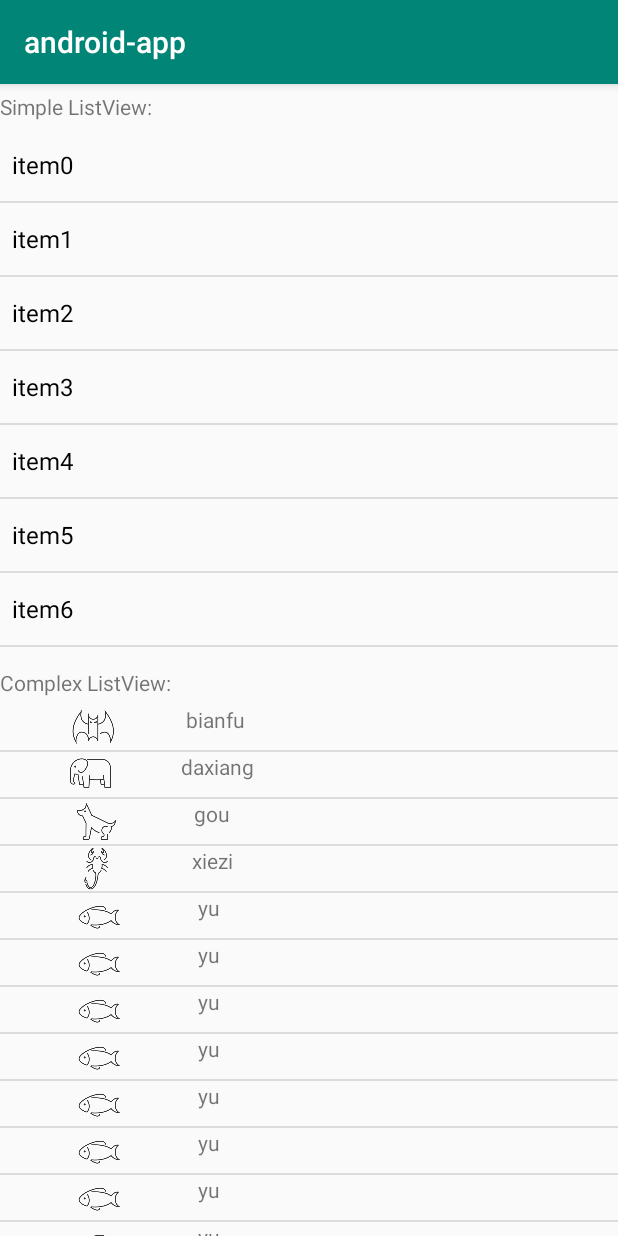
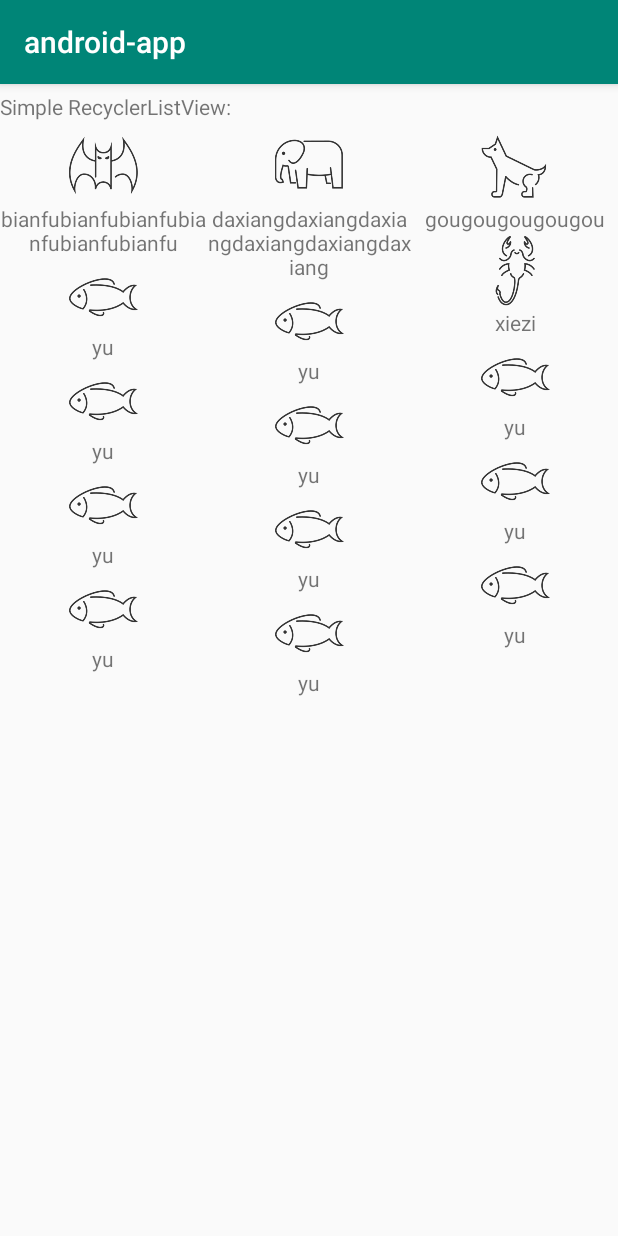
Before and after one commit to ganyanchuan1989/android-app, an Android app: the screen it shows after launch (ListViewDemo before the commit, RecyclerViewDemo after it), on a phone screen of 412 x 824 dp. Run offline under Robolectric (Android 15) with nearby library versions, the phone set to English and light mode, and no system bars.

Commit message:
RecyclerView

```diff
--- a/app/build.gradle
+++ b/app/build.gradle
@@ -1,12 +1,12 @@
 apply plugin: 'com.android.application'
 
 android {
-    compileSdkVersion 29
+    compileSdkVersion 28
     buildToolsVersion "29.0.0"
     defaultConfig {
         applicationId "com.ganxz.app"
         minSdkVersion 23
-        targetSdkVersion 29
+        targetSdkVersion 28
         versionCode 1
         versionName "1.0"
         testInstrumentationRunner "androidx.test.runner.AndroidJUnitRunner"
@@ -23,6 +23,7 @@ dependencies {
     implementation fileTree(dir: 'libs', include: ['*.jar'])
     implementation 'androidx.appcompat:appcompat:1.0.2'
     implementation 'androidx.constraintlayout:constraintlayout:1.1.3'
+    implementation 'com.android.support:recyclerview-v7:28.0.0'
     testImplementation 'junit:junit:4.12'
     androidTestImplementation 'androidx.test:runner:1.2.0'
     androidTestImplementation 'androidx.test.espresso:espresso-core:3.2.0'
--- /dev/null
+++ b/app/src/main/java/com/ganxz/app/recyclerview/AnimalAdapter.java
@@ -0,0 +1,53 @@
+package com.ganxz.app.recyclerview;
+
+import android.view.LayoutInflater;
+import android.view.View;
+import android.view.ViewGroup;
+import android.widget.ImageView;
+import android.widget.TextView;
+
+import androidx.annotation.NonNull;
+import androidx.recyclerview.widget.RecyclerView;
+
+import com.ganxz.app.R;
+import com.ganxz.app.listview.AnimalVo;
+
+import java.util.List;
+
+public class AnimalAdapter extends RecyclerView.Adapter<AnimalAdapter.ViewHolder> {
+
+    private List<AnimalVo> animalVos;
+    public AnimalAdapter(List<AnimalVo> animalVos) {
+        this.animalVos = animalVos;
+    }
+
+    @NonNull
+    @Override
+    public ViewHolder onCreateViewHolder(@NonNull ViewGroup parent, int viewType) {
+        View view = LayoutInflater.from(parent.getContext()).inflate(R.layout.complex_recycler_view_item, null, false);
+        ViewHolder holder = new ViewHolder(view);
+        return holder;
+    }
+
+    @Override
+    public void onBindViewHolder(@NonNull ViewHolder holder, int position) {
+        AnimalVo animalVo = animalVos.get(position);
+        holder.imageView.setImageResource(animalVo.getIconId());
+        holder.textView.setText(animalVo.getName());
+    }
+
+    @Override
+    public int getItemCount() {
+        return animalVos.size();
+    }
+
+    class ViewHolder extends RecyclerView.ViewHolder{
+        ImageView imageView;
+        TextView textView;
+        public ViewHolder(@NonNull View itemView) {
+            super(itemView);
+            imageView = (ImageView) itemView.findViewById(R.id.complex_item_image_view);
+            textView = (TextView) itemView.findViewById(R.id.complex_item_text_view);
+        }
+    }
+}
--- /dev/null
+++ b/app/src/main/java/com/ganxz/app/recyclerview/RecyclerViewDemo.java
@@ -0,0 +1,68 @@
+package com.ganxz.app.recyclerview;
+
+import android.os.Bundle;
+
+import androidx.appcompat.app.AppCompatActivity;
+import androidx.recyclerview.widget.DividerItemDecoration;
+import androidx.recyclerview.widget.LinearLayoutManager;
+import androidx.recyclerview.widget.RecyclerView;
+import androidx.recyclerview.widget.StaggeredGridLayoutManager;
+
+import com.ganxz.app.R;
+import com.ganxz.app.listview.AnimalVo;
+
+import java.util.ArrayList;
+import java.util.List;
+
+public class RecyclerViewDemo extends AppCompatActivity {
+
+    @Override
+    protected void onCreate(Bundle savedInstanceState) {
+        super.onCreate(savedInstanceState);
+        setContentView(R.layout.activity_recycler_view_demo);
+
+        complexListView();
+    }
+
+    private void complexListView() {
+        List<AnimalVo> animalList = fillAnimalList();
+        RecyclerView recyclerView = (RecyclerView) findViewById(R.id.simple_recycle_view);
+        // 增加分割线
+//        recyclerView.addItemDecoration(new DividerItemDecoration(this,DividerItemDecoration.VERTICAL));
+
+//        LinearLayoutManager linearLayoutManager = new LinearLayoutManager(this);
+        // 设置方向
+//        linearLayoutManager.setOrientation(LinearLayoutManager.HORIZONTAL);
+        StaggeredGridLayoutManager staggeredGridLayoutManager = new StaggeredGridLayoutManager(3, StaggeredGridLayoutManager.VERTICAL);
+        recyclerView.setLayoutManager(staggeredGridLayoutManager);
+        AnimalAdapter animalAdapter = new AnimalAdapter(animalList);
+        recyclerView.setAdapter(animalAdapter);
+
+    }
+
+    private List<AnimalVo> fillAnimalList() {
+        List<AnimalVo> animalList = new ArrayList<AnimalVo>();
+        AnimalVo bianfu = new AnimalVo("bianfubianfubianfubianfubianfubianfu", R.drawable.bianfu);
+        animalList.add(bianfu);
+
+        AnimalVo daxiang = new AnimalVo("daxiangdaxiangdaxiangdaxiangdaxiangdaxiang", R.drawable.daxiang);
+        animalList.add(daxiang);
+
+        AnimalVo gou = new AnimalVo("gougougougougou", R.drawable.gou);
+        animalList.add(gou);
+
+        AnimalVo xiezi = new AnimalVo("xiezi", R.drawable.xiezi);
+        animalList.add(xiezi);
+
+        AnimalVo yu = new AnimalVo("yu", R.drawable.yu);
+        animalList.add(yu);
+        for (int i = 0; i < 10; i++) {
+            AnimalVo yu2 = new AnimalVo("yu", R.drawable.yu);
+            animalList.add(yu2);
+        }
+
+        return animalList;
+    }
+
+
+}
--- /dev/null
+++ b/app/src/main/res/layout/activity_recycler_view_demo.xml
@@ -0,0 +1,27 @@
+<?xml version="1.0" encoding="utf-8"?>
+<androidx.constraintlayout.widget.ConstraintLayout xmlns:android="http://schemas.android.com/apk/res/android"
+    xmlns:app="http://schemas.android.com/apk/res-auto"
+    xmlns:tools="http://schemas.android.com/tools"
+    android:layout_width="match_parent"
+    android:layout_height="match_parent"
+    tools:context=".recyclerview.RecyclerViewDemo">
+    <TextView
+        android:id="@+id/simple_recycler_view_text_view"
+        android:layout_width="wrap_content"
+        android:layout_height="30dp"
+        android:gravity="center"
+        app:layout_constraintLeft_toLeftOf="parent"
+        app:layout_constraintTop_toTopOf="parent"
+        android:text="Simple RecyclerListView:"/>
+
+    <androidx.recyclerview.widget.RecyclerView
+        android:id="@+id/simple_recycle_view"
+        android:layout_width="0dp"
+        android:layout_height="0dp"
+        app:layout_constraintLeft_toLeftOf="parent"
+        app:layout_constraintRight_toRightOf="parent"
+        app:layout_constraintBottom_toBottomOf="parent"
+        app:layout_constraintTop_toBottomOf="@id/simple_recycler_view_text_view">s
+    </androidx.recyclerview.widget.RecyclerView>
+
+</androidx.constraintlayout.widget.ConstraintLayout>
--- /dev/null
+++ b/app/src/main/res/layout/complex_recycler_view_item.xml
@@ -0,0 +1,19 @@
+<?xml version="1.0" encoding="utf-8"?>
+<LinearLayout xmlns:android="http://schemas.android.com/apk/res/android"
+    xmlns:app="http://schemas.android.com/apk/res-auto"
+    android:orientation="vertical"
+    android:layout_width="match_parent"
+    android:layout_height="match_parent"
+    android:layout_margin="5dp">
+
+    <ImageView
+        android:id="@+id/complex_item_image_view"
+        android:layout_width="wrap_content"
+        android:layout_height="50dp"
+        />
+    <TextView
+        android:id="@+id/complex_item_text_view"
+        android:layout_width="match_parent"
+        android:layout_height="wrap_content"
+        android:gravity="center"/>
+</LinearLayout>
--- a/build.gradle
+++ b/build.gradle
@@ -4,6 +4,9 @@ buildscript {
     repositories {
         google()
         jcenter()
+//        maven { url 'https://maven.aliyun.com/repository/public/' }
+//        mavenLocal()
+//        mavenCentral()
 
     }
     dependencies {
@@ -18,6 +21,9 @@ allprojects {
     repositories {
         google()
         jcenter()
+//        maven { url 'https://maven.aliyun.com/repository/public/' }
+//        mavenLocal()
+//        mavenCentral()
 
     }
 }
```
Also changed, not shown: app/src/main/AndroidManifest.xml (+12 -3 lines), app/src/main/java/com/ganxz/app/listview/AnimalAdapter.java (+23 -5 lines), app/src/main/java/com/ganxz/app/listview/ListViewDemo.java (+17 -1 lines), app/src/main/java/com/ganxz/app/utils/ToastUtils.java (added, +18 -0 lines).
